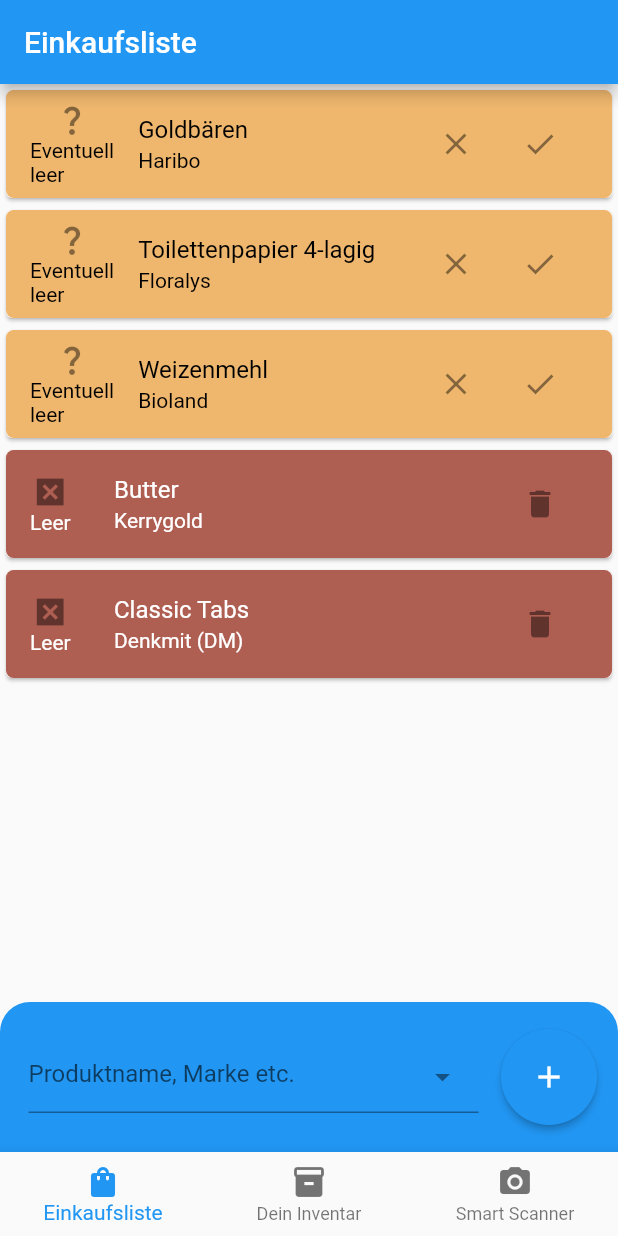
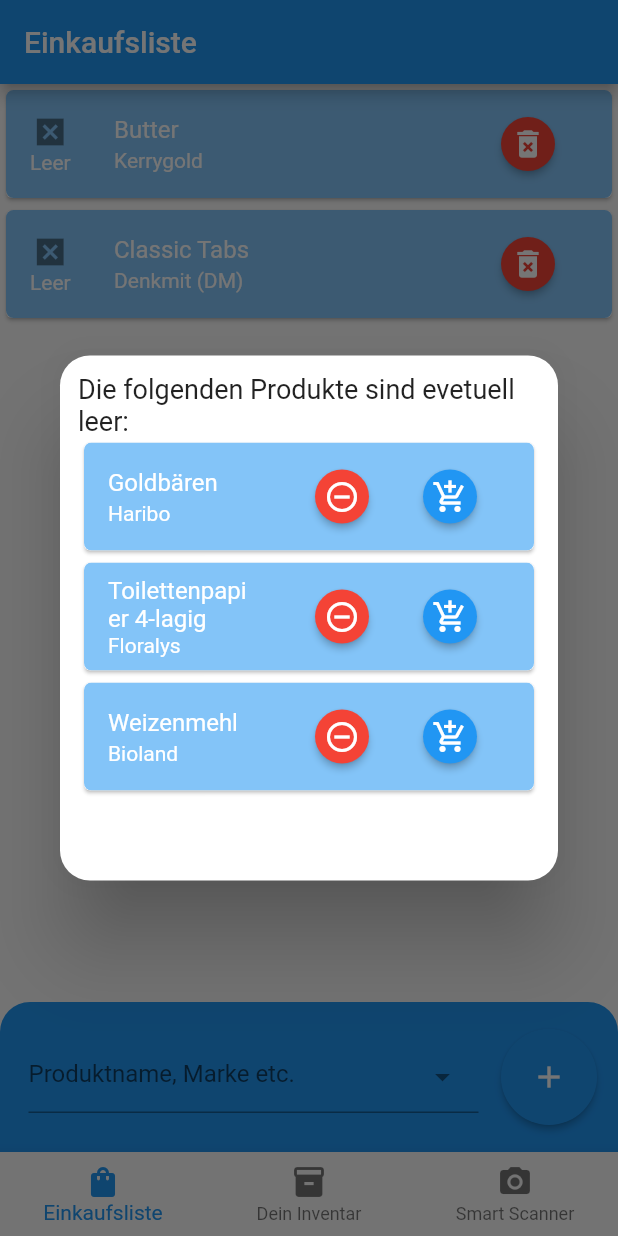
Before and after one commit to dominikth13/SE_Prototype, a Flutter app: the screen it shows after launch, on a phone screen of 412 x 824 dp. Run offline on Flutter 3.47's test engine with Material 2 defaults, Android fonts, the phone set to English and light mode, and no system bars; drawn by our look-alikes of dropdown_textfield; our stand-ins replace camera; missing offline and left inert: rainbow_color.

Commit message:
Adjusted color scheme and added pop up for recommedations

```diff
--- a/smart_shopping_list/lib/main.dart
+++ b/smart_shopping_list/lib/main.dart
@@ -88,7 +88,7 @@
   String _title() {
     final titleOptions = [
       "Einkaufsliste",
-      "Dein Inventar",
+      "Mein Inventar",
       "Smart Scanner",
     ];
     return titleOptions.elementAt(_selectedIndex);
--- a/smart_shopping_list/lib/models/product.dart
+++ b/smart_shopping_list/lib/models/product.dart
@@ -10,7 +10,7 @@
   Product(this.name, this.brand, this.unit, this.size);
 
   String toString() {
-    return "$name ($brand)\n $size ${unit.code}(s)";
+    return "$name ($brand)\n $size ${unit.code}";
   }
 
   @override
--- a/smart_shopping_list/lib/widgets/shopping_list_item_widget.dart
+++ b/smart_shopping_list/lib/widgets/shopping_list_item_widget.dart
@@ -62,12 +62,7 @@
         );
       case ItemState.MAYBE_EMPTY:
         return const Column(
-          mainAxisAlignment: MainAxisAlignment.center,
-          crossAxisAlignment: CrossAxisAlignment.center,
-          children: [
-            Icon(Icons.question_mark),
-            Text("Eventuell\nleer"),
-          ],
+          mainAxisSize: MainAxisSize.min,
         );
       default:
         return const Column(
@@ -87,12 +82,22 @@
         return ButtonBar(
           mainAxisSize: MainAxisSize.min,
           children: [
-            IconButton(
-              icon: const Icon(Icons.close),
+            ElevatedButton(
+              style: ElevatedButton.styleFrom(
+                shape: const CircleBorder(),
+                backgroundColor: Colors.red, // <-- Button color
+                foregroundColor: Colors.white, // <-- Splash color
+              ),
+              child: const Icon(Icons.remove_circle_outline),
               onPressed: _removeSuggestion,
             ),
-            IconButton(
-              icon: const Icon(Icons.check),
+            ElevatedButton(
+              style: ElevatedButton.styleFrom(
+                shape: const CircleBorder(),
+                backgroundColor: Colors.blue, // <-- Button color
+                foregroundColor: Colors.white, // <-- Splash color
+              ),
+              child: const Icon(Icons.add_shopping_cart),
               onPressed: _addSuggestion,
             ),
           ],
@@ -101,8 +106,13 @@
         return ButtonBar(
           mainAxisSize: MainAxisSize.min,
           children: [
-            IconButton(
-              icon: const Icon(Icons.delete),
+            ElevatedButton(
+              style: ElevatedButton.styleFrom(
+                shape: const CircleBorder(),
+                backgroundColor: Colors.red, // <-- Button color
+                foregroundColor: Colors.white, // <-- Splash color
+              ),
+              child: const Icon(Icons.delete_forever),
               onPressed: _delete,
             ),
           ],
@@ -111,32 +121,16 @@
   }
 
   Color _tileColor() {
-    switch (widget.shoppingListItem.state) {
-      case ItemState.EMPTY:
-        return const Color.fromARGB(178, 141, 25, 7);
-      case ItemState.MAYBE_EMPTY:
-        return const Color.fromRGBO(228, 130, 3, 0.575);
-      default:
     return const Color.fromARGB(142, 33, 149, 243);
-    }
   }
 
   Color _textColor() {
-    switch (widget.shoppingListItem.state) {
-      case ItemState.EMPTY:
     return Colors.white;
-      default:
-        return Colors.black;
-    }
   }
 
-  @override
-  Widget build(BuildContext context) {
-    return Card(
-      child: Row(
-        children: <Widget>[
-          Expanded(
-            child: ListTile(
+  ListTile _tile() {
+    if (widget.shoppingListItem.state == ItemState.MAYBE_EMPTY) {
+      return ListTile(
         title: Text(widget.shoppingListItem.product.name),
         subtitle: Text(widget.shoppingListItem.product.brand),
         tileColor: _tileColor(),
@@ -148,7 +142,31 @@
                 bottomRight: Radius.circular(5),
                 bottomLeft: Radius.circular(5))),
         trailing: _iconButton(),
-                leading: _icon()),
+      );
+    }
+    return ListTile(
+      title: Text(widget.shoppingListItem.product.name),
+      subtitle: Text(widget.shoppingListItem.product.brand),
+      tileColor: _tileColor(),
+      textColor: _textColor(),
+      shape: const RoundedRectangleBorder(
+          borderRadius: BorderRadius.only(
+              topLeft: Radius.circular(5),
+              topRight: Radius.circular(5),
+              bottomRight: Radius.circular(5),
+              bottomLeft: Radius.circular(5))),
+      trailing: _iconButton(),
+      leading: _icon(),
+    );
+  }
+
+  @override
+  Widget build(BuildContext context) {
+    return Card(
+      child: Row(
+        children: <Widget>[
+          Expanded(
+            child: _tile(),
           )
         ],
       ),
--- a/smart_shopping_list/lib/widgets/shopping_list_widget.dart
+++ b/smart_shopping_list/lib/widgets/shopping_list_widget.dart
@@ -21,12 +21,20 @@
       TextEditingController();
   final SingleValueDropDownController _svdc = SingleValueDropDownController();
   List<ShoppingListItem> _items = [];
+  List<ShoppingListItem> _meitems = [];
 
   @override
   void initState() {
     super.initState();
 
     _items = _sortedItems();
+    _meitems = _maybeEmpty();
+
+    if (!_meitems.isEmpty) {
+      WidgetsBinding.instance.addPostFrameCallback((_) async {
+        await _showSimpleModalDialog();
+      });
+    }
   }
 
   void _addProduct() {
@@ -47,8 +55,10 @@
 
   void _onChangeItems() {
     _items = _sortedItems();
+    _meitems = _maybeEmpty();
     setState(() {
       _items;
+      _meitems;
     });
   }
 
@@ -75,15 +85,71 @@
 
     return _optionMock
         .map((e) => DropDownValueModel(
-            name: e.toString(), value: e, toolTipMsg: "Moin"))
+              name: e.toString(),
+              value: e,
+            ))
         .toList();
   }
 
   List<ShoppingListItem> _sortedItems() {
     List<ShoppingListItem> items = List.from(MyApp.shoppingList);
     items.sort();
+    items.removeWhere((element) => element.state == ItemState.MAYBE_EMPTY);
 
     return items;
+  }
+
+  List<ShoppingListItem> _maybeEmpty() {
+    List<ShoppingListItem> items = [];
+    for (ShoppingListItem item in List.of(MyApp.shoppingList)) {
+      if (item.state == ItemState.MAYBE_EMPTY) {
+        items.add(item);
+      }
+    }
+    items.sort();
+
+    return items;
+  }
+
+  _showSimpleModalDialog() {
+    showDialog(
+        context: context,
+        builder: (BuildContext context) {
+          return StatefulBuilder(builder: (context, setModalState) {
+            return Dialog(
+              shape: RoundedRectangleBorder(
+                  borderRadius: BorderRadius.circular(20.0)),
+              child: Container(
+                constraints: BoxConstraints(maxHeight: 350),
+                child: Padding(
+                  padding: const EdgeInsets.all(12.0),
+                  child: Column(children: [
+                    Text("Die folgenden Produkte sind evetuell leer:",
+                        style: TextStyle(fontSize: 18)),
+                    Expanded(
+                      child: ListView(
+                        children: _meitems
+                            .map((e) =>
+                                ShoppingListItemWidget(e, onChangeItem: () {
+                                  _onChangeItems();
+                                  setModalState(
+                                    () {
+                                      _meitems;
+                                    },
+                                  );
+                                  if (_meitems.isEmpty) {
+                                    Navigator.pop(context);
+                                  }
+                                }))
+                            .toList(),
+                      ),
+                    ),
+                  ]),
+                ),
+              ),
+            );
+          });
+        });
   }
 
   @override
@@ -92,7 +158,7 @@
       children: <Widget>[
         Expanded(
           child: ListView(
-            children: _items
+            children: _sortedItems()
                 .map((e) =>
                     ShoppingListItemWidget(e, onChangeItem: _onChangeItems))
                 .toList(),
```
Lines whose indentation alone changed are shown as unchanged.
